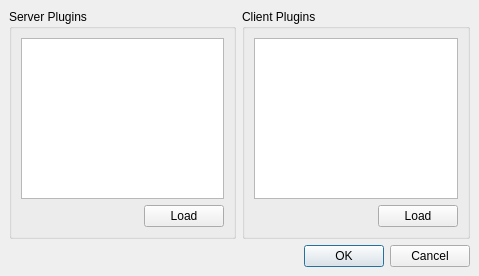
First picture: the form in Qt/Components/Resources/UI/pqPluginDialog.ui, repository wildmichael/ParaView3-enhancements-old, before the edit.
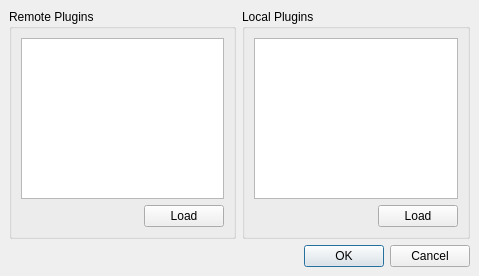
Second picture: the form after the edit.

Commit message: ENH:  Instead of client/server plugins in the load plugin dialog,       it does local/remote plugins.       Local plugins can be either client, server, or both.

```diff
--- a/Qt/Components/Resources/UI/pqPluginDialog.ui
+++ b/Qt/Components/Resources/UI/pqPluginDialog.ui
@@ -22,7 +22,7 @@
    <item row="0" column="1" >
     <widget class="QGroupBox" name="clientGroup" >
      <property name="title" >
-      <string>Client Plugins</string>
+      <string>Local Plugins</string>
      </property>
      <layout class="QGridLayout" >
       <property name="margin" >
@@ -60,7 +60,7 @@
    <item row="0" column="0" >
     <widget class="QGroupBox" name="serverGroup" >
      <property name="title" >
-      <string>Server Plugins</string>
+      <string>Remote Plugins</string>
      </property>
      <layout class="QGridLayout" >
       <property name="margin" >
```
Left out of the diff: 12 changed lines with no effect on the pictures. The commit also changes 2 other files.
